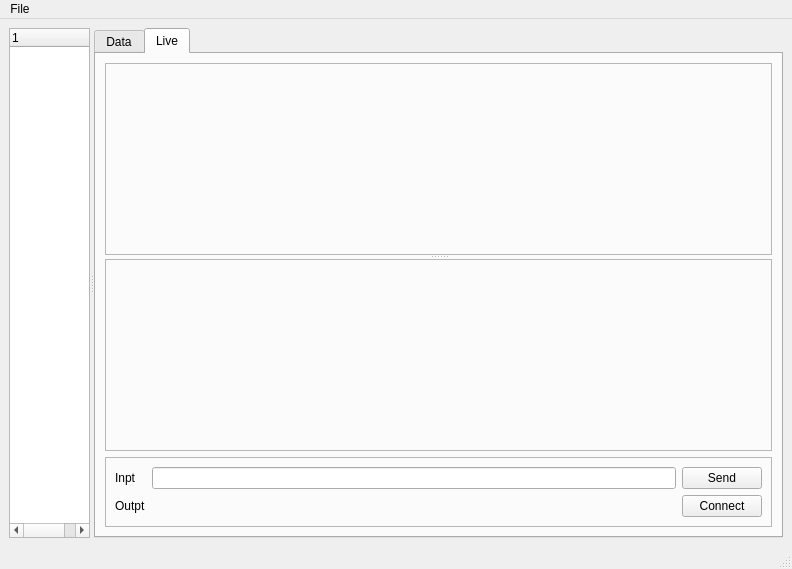
Before: the Qt Designer form xdart/gui/mainWindow.ui in rwalroth/xdart, drawn with Qt 5.
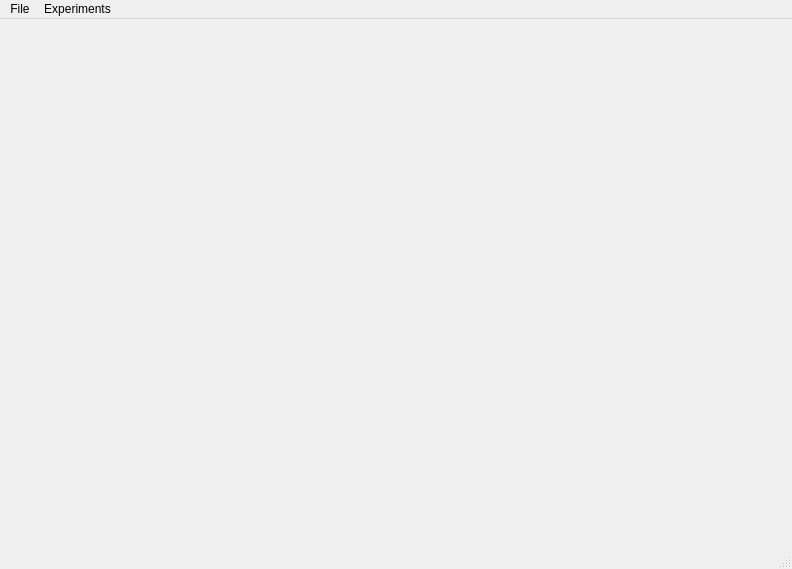
After: the same form once the commit is applied.

Commit message:
GUI main app is functional
General outline in place, and h5viewer can
show a list of keys in file. File opening is still
tricky, proceed with caution

What changed in the file:
```diff
--- a/xdart/gui/mainWindow.ui
+++ b/xdart/gui/mainWindow.ui
@@ -14,164 +14,7 @@
    <string>MainWindow</string>
   </property>
   <widget class="QWidget" name="centralwidget">
-   <layout class="QGridLayout" name="gridLayout">
-    <item row="0" column="0">
-     <widget class="QSplitter" name="mainSplitter">
-      <property name="orientation">
-       <enum>Qt::Horizontal</enum>
-      </property>
-      <widget class="QTreeWidget" name="fileView">
-       <property name="sizePolicy">
-        <sizepolicy hsizetype="Expanding" vsizetype="Expanding">
-         <horstretch>1</horstretch>
-         <verstretch>0</verstretch>
-        </sizepolicy>
-       </property>
-       <column>
-        <property name="text">
-         <string notr="true">1</string>
-        </property>
-       </column>
-      </widget>
-      <widget class="QTabWidget" name="dataViewer">
-       <property name="sizePolicy">
-        <sizepolicy hsizetype="Expanding" vsizetype="Expanding">
-         <horstretch>8</horstretch>
-         <verstretch>0</verstretch>
-        </sizepolicy>
-       </property>
-       <property name="currentIndex">
-        <number>1</number>
-       </property>
-       <widget class="QWidget" name="static">
-        <attribute name="title">
-         <string>Data</string>
-        </attribute>
-        <layout class="QGridLayout" name="gridLayout_2">
-         <item row="0" column="0">
-          <widget class="QSplitter" name="staticSplitter">
-           <property name="orientation">
-            <enum>Qt::Vertical</enum>
-           </property>
-           <widget class="QFrame" name="staticCanvas">
-            <property name="frameShape">
-             <enum>QFrame::StyledPanel</enum>
-            </property>
-            <property name="frameShadow">
-             <enum>QFrame::Raised</enum>
-            </property>
-           </widget>
-           <widget class="QFrame" name="staticControls">
-            <property name="frameShape">
-             <enum>QFrame::StyledPanel</enum>
-            </property>
-            <property name="frameShadow">
-             <enum>QFrame::Raised</enum>
-            </property>
-           </widget>
-          </widget>
-         </item>
-        </layout>
-       </widget>
-       <widget class="QWidget" name="dynamic">
-        <attribute name="title">
-         <string>Live</string>
-        </attribute>
-        <layout class="QGridLayout" name="gridLayout_3">
-         <item row="0" column="0">
-          <widget class="QSplitter" name="dynamicSplitter">
-           <property name="sizePolicy">
-            <sizepolicy hsizetype="Preferred" vsizetype="Expanding">
-             <horstretch>0</horstretch>
-             <verstretch>10</verstretch>
-            </sizepolicy>
-           </property>
-           <property name="orientation">
-            <enum>Qt::Vertical</enum>
-           </property>
-           <widget class="QFrame" name="dynamicCanvas">
-            <property name="frameShape">
-             <enum>QFrame::StyledPanel</enum>
-            </property>
-            <property name="frameShadow">
-             <enum>QFrame::Raised</enum>
-            </property>
-           </widget>
-           <widget class="QFrame" name="dynamicControls">
-            <property name="frameShape">
-             <enum>QFrame::StyledPanel</enum>
-            </property>
-            <property name="frameShadow">
-             <enum>QFrame::Raised</enum>
-            </property>
-           </widget>
-          </widget>
-         </item>
-         <item row="1" column="0">
-          <widget class="QFrame" name="commandFrame">
-           <property name="sizePolicy">
-            <sizepolicy hsizetype="Preferred" vsizetype="Preferred">
-             <horstretch>0</horstretch>
-             <verstretch>1</verstretch>
-            </sizepolicy>
-           </property>
-           <property name="frameShape">
-            <enum>QFrame::StyledPanel</enum>
-           </property>
-           <property name="frameShadow">
-            <enum>QFrame::Raised</enum>
-           </property>
-           <layout class="QGridLayout" name="gridLayout_4">
-            <item row="0" column="2">
-             <widget class="QPushButton" name="sendButton">
-              <property name="enabled">
-               <bool>true</bool>
-              </property>
-              <property name="text">
-               <string>Send</string>
-              </property>
-             </widget>
-            </item>
-            <item row="0" column="1">
-             <widget class="QLineEdit" name="commandLine_2"/>
-            </item>
-            <item row="1" column="1">
-             <widget class="QLabel" name="responseLine">
-              <property name="text">
-               <string/>
-              </property>
-             </widget>
-            </item>
-            <item row="0" column="0">
-             <widget class="QLabel" name="label_2">
-              <property name="text">
-               <string>Inpt</string>
-              </property>
-             </widget>
-            </item>
-            <item row="1" column="2">
-             <widget class="QPushButton" name="connectButton">
-              <property name="text">
-               <string>Connect</string>
-              </property>
-             </widget>
-            </item>
-            <item row="1" column="0">
-             <widget class="QLabel" name="label_3">
-              <property name="text">
-               <string>Outpt</string>
-              </property>
-             </widget>
-            </item>
-           </layout>
-          </widget>
-         </item>
-        </layout>
-       </widget>
-      </widget>
-     </widget>
-    </item>
-   </layout>
+   <layout class="QGridLayout" name="gridLayout"/>
   </widget>
   <widget class="QMenuBar" name="menubar">
    <property name="geometry">
@@ -189,8 +32,16 @@
     <property name="title">
      <string>File</string>
     </property>
+    <addaction name="actionOpen"/>
+    <addaction name="actionExit"/>
+   </widget>
+   <widget class="QMenu" name="menuExperiments">
+    <property name="title">
+     <string>Experiments</string>
+    </property>
    </widget>
    <addaction name="menuFile"/>
+   <addaction name="menuExperiments"/>
   </widget>
   <widget class="QStatusBar" name="statusbar"/>
   <action name="actionOpen">
```
Left out of the diff: 10 changed lines with no effect on the pictures. The commit also changes 14 other files.
